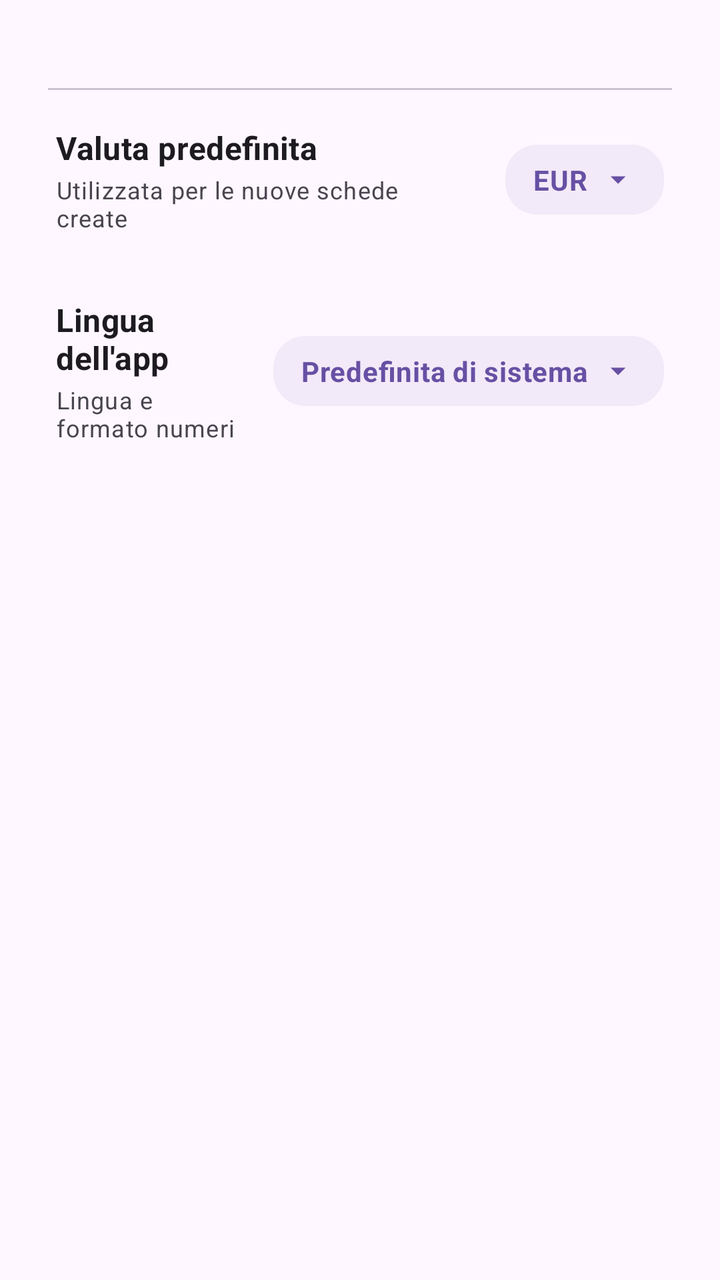
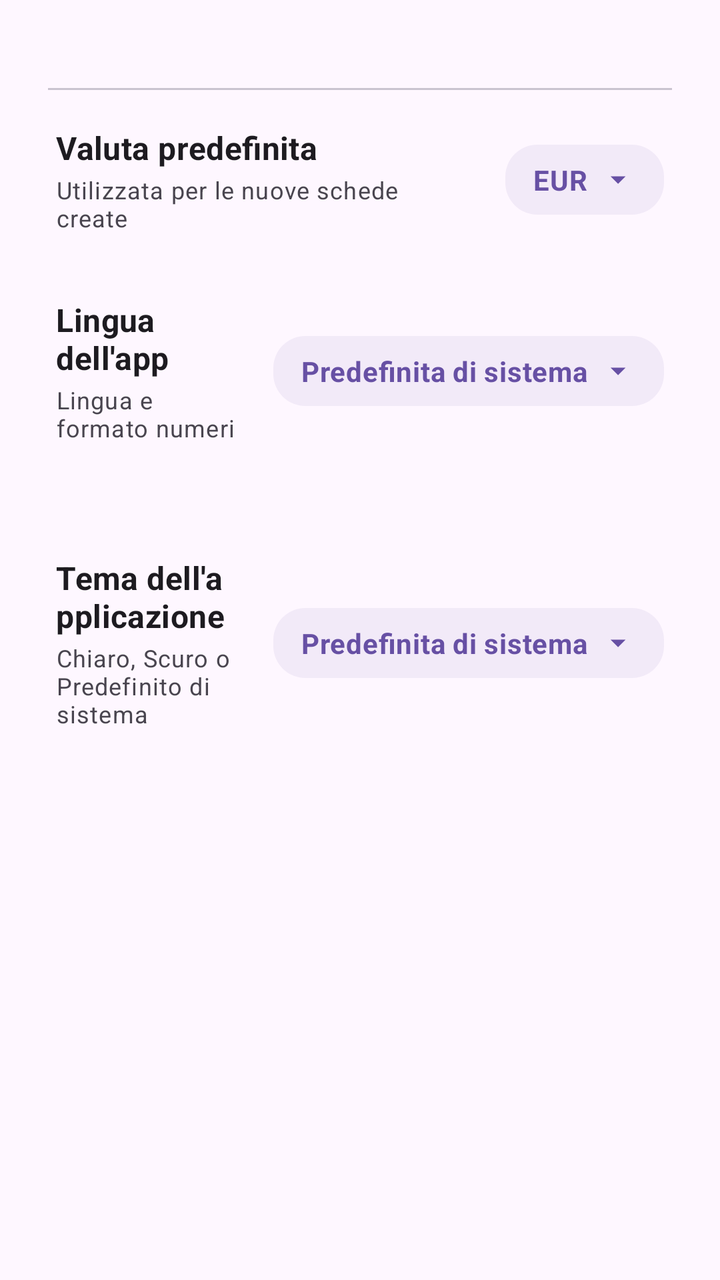

Two renders of the same Android screen: before a commit and after it. Below are the layout's source before the change and the commit's diff.
<!-- AndroidManifest.xml: application theme Theme.PariPariApp -->
<!-- res/layout/fragment_account.xml -->
<?xml version="1.0" encoding="utf-8"?>
<androidx.coordinatorlayout.widget.CoordinatorLayout
    xmlns:android="http://schemas.android.com/apk/res/android"
    xmlns:app="http://schemas.android.com/apk/res-auto"
    android:layout_width="match_parent"
    android:layout_height="match_parent">

    <androidx.core.widget.NestedScrollView
        android:layout_width="match_parent"
        android:layout_height="match_parent"
        android:fillViewport="true">

        <LinearLayout
            android:layout_width="match_parent"
            android:layout_height="wrap_content"
            android:orientation="vertical"
            android:paddingHorizontal="24dp"
            android:paddingTop="40dp"
            android:paddingBottom="24dp"
            android:gravity="top|center_horizontal">

            
            
            
            <LinearLayout
                android:id="@+id/layout_guest"
                android:layout_width="match_parent"
                android:layout_height="wrap_content"
                android:orientation="vertical"
                android:gravity="center_horizontal"
                android:visibility="gone">

                
                <com.google.android.material.card.MaterialCardView
                    android:layout_width="88dp"
                    android:layout_height="88dp"
                    android:layout_marginTop="8dp"
                    android:layout_marginBottom="12dp"
                    app:cardCornerRadius="44dp"
                    app:cardElevation="2dp">

                    <ImageView
                        android:layout_width="match_parent"
                        android:layout_height="match_parent"
                        android:scaleType="centerCrop"
                        android:src="@drawable/ic_account"
                        android:padding="18dp"
                        android:contentDescription="@string/cd_avatar_utente" />

                </com.google.android.material.card.MaterialCardView>

                <TextView
                    android:id="@+id/tv_guest_title"
                    android:layout_width="wrap_content"
                    android:layout_height="wrap_content"
                    android:text="@string/title_account_ospite"
                    android:textAppearance="@style/TextAppearance.MaterialComponents.Headline5"
                    android:textStyle="bold"
                    android:layout_marginBottom="6dp" />

                <TextView
                    android:layout_width="wrap_content"
                    android:layout_height="wrap_content"
                    android:text="@string/desc_account_ospite"
                    android:textAppearance="@style/TextAppearance.MaterialComponents.Body2"
                    android:gravity="center"
                    android:textColor="?android:attr/textColorSecondary"
                    android:layout_marginBottom="24dp" />

                
                <com.google.android.material.card.MaterialCardView
                    android:layout_width="match_parent"
                    android:layout_height="wrap_content"
                    android:layout_marginBottom="20dp"
                    app:cardCornerRadius="16dp"
                    app:cardElevation="3dp">

                    <LinearLayout
                        android:layout_width="match_parent"
                        android:layout_height="wrap_content"
                        android:orientation="vertical"
                        android:padding="20dp">

                        
                        <com.google.android.material.textfield.TextInputLayout
                            android:id="@+id/til_nome"
                            style="@style/Widget.MaterialComponents.TextInputLayout.OutlinedBox"
                            android:layout_width="match_parent"
                            android:layout_height="wrap_content"
                            android:hint="@string/hint_nome"
                            android:importantForAutofill="no"
                            android:layout_marginBottom="14dp">

                            <com.google.android.material.textfield.TextInputEditText
                                android:id="@+id/et_nome"
                                android:layout_width="match_parent"
                                android:layout_height="wrap_content"
                                android:inputType="textCapWords|textNoSuggestions"
                                android:importantForAutofill="no"
                                android:maxLines="1" />

                        </com.google.android.material.textfield.TextInputLayout>

                        
                        <com.google.android.material.textfield.TextInputLayout
                            android:id="@+id/til_email"
                            style="@style/Widget.MaterialComponents.TextInputLayout.OutlinedBox"
                            android:layout_width="match_parent"
                            android:layout_height="wrap_content"
                            android:hint="@string/hint_email"
                            android:layout_marginBottom="14dp">

                            <com.google.android.material.textfield.TextInputEditText
                                android:id="@+id/et_email"
                                android:layout_width="match_parent"
                                android:layout_height="wrap_content"
                                android:inputType="textEmailAddress"
                                android:maxLines="1" />

                        </com.google.android.material.textfield.TextInputLayout>

                        
                        <com.google.android.material.textfield.TextInputLayout
                            android:id="@+id/til_password"
                            style="@style/Widget.MaterialComponents.TextInputLayout.OutlinedBox"
                            android:layout_width="match_parent"
                            android:layout_height="wrap_content"
                            android:hint="@string/hint_password"
                            app:endIconMode="password_toggle"
                            android:layout_marginBottom="8dp">

                            <com.google.android.material.textfield.TextInputEditText
                                android:id="@+id/et_password"
                                android:layout_width="match_parent"
                                android:layout_height="wrap_content"
                                android:inputType="textPassword"
                                android:maxLines="1" />

                        </com.google.android.material.textfield.TextInputLayout>

                        
                        <TextView
                            android:id="@+id/tv_password_dimenticata"
                            android:layout_width="wrap_content"
                            android:layout_height="wrap_content"
                            android:layout_gravity="end"
                            android:text="@string/btn_password_dimenticata"
                            android:textAppearance="@style/TextAppearance.MaterialComponents.Caption"
                            android:textColor="?attr/colorPrimary"
                            android:textStyle="bold"
                            android:paddingVertical="4dp"
                            android:paddingHorizontal="4dp"
                            android:layout_marginBottom="16dp"
                            android:background="?attr/selectableItemBackgroundBorderless"
                            android:clickable="true"
                            android:focusable="true"
                            android:visibility="gone" />

                        
                        <ProgressBar
                            android:id="@+id/progress_bar_auth"
                            android:layout_width="wrap_content"
                            android:layout_height="wrap_content"
                            android:layout_gravity="center_horizontal"
                            android:layout_marginBottom="14dp"
                            android:visibility="gone" />

                        
                        <com.google.android.material.button.MaterialButton
                            android:id="@+id/btn_submit_auth"
                            android:layout_width="match_parent"
                            android:layout_height="wrap_content"
                            android:text="@string/btn_crea_account"
                            android:textAllCaps="false"
                            android:layout_marginBottom="8dp" />

                        
                        <com.google.android.material.button.MaterialButton
                            android:id="@+id/btn_switch_auth_mode"
                            style="@style/Widget.MaterialComponents.Button.TextButton"
                            android:layout_width="match_parent"
                            android:layout_height="wrap_content"
                            android:text="@string/switch_to_login"
                            android:textAllCaps="false" />

                    </LinearLayout>

                </com.google.android.material.card.MaterialCardView>

            </LinearLayout>

            
            
            
            <LinearLayout
                android:id="@+id/layout_logged_in"
                android:layout_width="match_parent"
                android:layout_height="wrap_content"
                android:orientation="vertical"
                android:gravity="center_horizontal"
                android:visibility="gone">

                
                <com.google.android.material.card.MaterialCardView
                    android:layout_width="96dp"
                    android:layout_height="96dp"
                    android:layout_marginTop="8dp"
                    android:layout_marginBottom="16dp"
                    app:cardCornerRadius="48dp"
                    app:cardElevation="3dp">

                    <ImageView
                        android:id="@+id/iv_avatar"
                        android:layout_width="match_parent"
                        android:layout_height="match_parent"
                        android:scaleType="centerCrop"
                        android:src="@drawable/ic_account"
                        android:padding="20dp"
                        android:contentDescription="@string/cd_avatar_utente" />

                </com.google.android.material.card.MaterialCardView>

                
                <TextView
                    android:id="@+id/tv_nome_utente"
                    android:layout_width="wrap_content"
                    android:layout_height="wrap_content"
                    android:text="@string/default_nome_utente"
                    android:textAppearance="@style/TextAppearance.MaterialComponents.Headline5"
                    android:textStyle="bold"
                    android:layout_marginBottom="4dp" />

                
                <LinearLayout
                    android:id="@+id/container_email_utente"
                    android:layout_width="wrap_content"
                    android:layout_height="wrap_content"
                    android:orientation="horizontal"
                    android:gravity="center_vertical"
                    android:background="?attr/selectableItemBackground"
                    android:clickable="true"
                    android:focusable="true"
                    android:paddingHorizontal="8dp"
                    android:paddingVertical="4dp"
                    android:layout_marginBottom="6dp">

                    <TextView
                        android:id="@+id/tv_email_utente"
                        android:layout_width="wrap_content"
                        android:layout_height="wrap_content"
                        android:text="@string/default_email_utente"
                        android:textAppearance="@style/TextAppearance.MaterialComponents.Body2"
                        android:textColor="?android:attr/textColorSecondary" />

                    <ImageView
                        android:layout_width="16dp"
                        android:layout_height="16dp"
                        android:layout_marginStart="6dp"
                        android:src="@drawable/ic_edit"
                        app:tint="?android:attr/textColorSecondary"
                        android:contentDescription="@string/cd_modifica_email" />

                </LinearLayout>

                
                <com.google.android.material.button.MaterialButton
                    android:id="@+id/btn_logout"
                    style="@style/Widget.MaterialComponents.Button.TextButton"
                    android:layout_width="wrap_content"
                    android:layout_height="wrap_content"
                    android:text="@string/btn_logout"
                    android:textAllCaps="false"
                    android:layout_marginBottom="12dp" />

            </LinearLayout>

            
            
            
            <com.google.android.material.divider.MaterialDivider
                android:layout_width="match_parent"
                android:layout_height="wrap_content"
                android:layout_marginTop="4dp"
                android:layout_marginBottom="4dp" />

            
            <LinearLayout
                android:id="@+id/row_verifica_email"
                android:layout_width="match_parent"
                android:layout_height="wrap_content"
                android:orientation="horizontal"
                android:gravity="center_vertical"
                android:background="?attr/selectableItemBackground"
                android:clickable="true"
                android:focusable="true"
                android:baselineAligned="false"
                android:paddingVertical="14dp"
                android:paddingHorizontal="4dp"
                android:visibility="gone">

                <LinearLayout
                    android:layout_width="0dp"
                    android:layout_height="wrap_content"
                    android:layout_weight="1"
                    android:orientation="vertical">

                    <TextView
                        android:layout_width="wrap_content"
                        android:layout_height="wrap_content"
                        android:text="@string/label_verifica_email"
                        android:textAppearance="@style/TextAppearance.MaterialComponents.Subtitle1"
                        android:textStyle="bold"
                        android:textColor="?android:attr/textColorPrimary" />

                    <TextView
                        android:id="@+id/tv_desc_verifica_email"
                        android:layout_width="wrap_content"
                        android:layout_height="wrap_content"
                        android:text="@string/desc_email_non_verificata"
                        android:textAppearance="@style/TextAppearance.MaterialComponents.Caption"
                        android:textColor="?android:attr/textColorSecondary"
                        android:layout_marginTop="2dp" />

                </LinearLayout>

                
                <com.google.android.material.card.MaterialCardView
                    android:id="@+id/card_badge_email"
                    android:layout_width="wrap_content"
                    android:layout_height="wrap_content"
                    android:layout_marginStart="16dp"
                    app:cardBackgroundColor="@color/warning_orange_bg"
                    app:cardCornerRadius="16dp"
                    app:cardElevation="0dp"
                    app:strokeWidth="0dp">

                    <LinearLayout
                        android:layout_width="wrap_content"
                        android:layout_height="wrap_content"
                        android:orientation="horizontal"
                        android:gravity="center_vertical"
                        android:paddingHorizontal="14dp"
                        android:paddingVertical="8dp">

                        <ImageView
                            android:id="@+id/iv_badge_email_icon"
                            android:layout_width="18dp"
                            android:layout_height="18dp"
                            android:src="@drawable/ic_warning_amber"
                            android:layout_marginEnd="6dp"
                            app:tint="@color/warning_orange"
                            android:contentDescription="@null" />

                        <TextView
                            android:id="@+id/tv_badge_email_testo"
                            android:layout_width="wrap_content"
                            android:layout_height="wrap_content"
                            android:text="@string/badge_non_verificata"
                            android:textAppearance="@style/TextAppearance.MaterialComponents.Body2"
                            android:textStyle="bold"
                            android:textColor="@color/warning_orange" />

                    </LinearLayout>

                </com.google.android.material.card.MaterialCardView>

            </LinearLayout>

            <com.google.android.material.divider.MaterialDivider
                android:id="@+id/divider_verifica_email"
                android:layout_width="match_parent"
                android:layout_height="wrap_content"
                android:layout_marginTop="4dp"
                android:layout_marginBottom="4dp"
                android:visibility="gone" />

            <LinearLayout
                android:id="@+id/row_valuta_predefinita"
                android:layout_width="match_parent"
                android:layout_height="wrap_content"
                android:orientation="horizontal"
                android:gravity="center_vertical"
                android:background="?attr/selectableItemBackground"
                android:clickable="true"
                android:focusable="true"
                android:paddingVertical="14dp"
                android:paddingHorizontal="4dp"
                android:layout_marginBottom="4dp">

                <LinearLayout
                    android:layout_width="0dp"
                    android:layout_height="wrap_content"
                    android:layout_weight="1"
                    android:orientation="vertical">

                    <TextView
                        android:layout_width="wrap_content"
                        android:layout_height="wrap_content"
                        android:text="@string/label_valuta_predefinita"
                        android:textAppearance="@style/TextAppearance.MaterialComponents.Subtitle1"
                        android:textStyle="bold"
                        android:textColor="?android:attr/textColorPrimary" />

                    <TextView
                        android:layout_width="wrap_content"
                        android:layout_height="wrap_content"
                        android:text="@string/hint_valuta_predefinita_desc"
                        android:textAppearance="@style/TextAppearance.MaterialComponents.Caption"
                        android:textColor="?android:attr/textColorSecondary"
                        android:layout_marginTop="2dp" />

                </LinearLayout>

                
                <LinearLayout
                    android:layout_width="wrap_content"
                    android:layout_height="wrap_content"
                    android:orientation="horizontal"
                    android:gravity="center_vertical"
                    android:background="@drawable/bg_pill_valuta"
                    android:paddingVertical="8dp"
                    android:paddingHorizontal="14dp"
                    android:layout_marginStart="16dp">

                    <TextView
                        android:id="@+id/tv_valuta_predefinita_valore"
                        android:layout_width="wrap_content"
                        android:layout_height="wrap_content"
                        android:text="EUR"
                        android:textAppearance="@style/TextAppearance.MaterialComponents.Body2"
                        android:textColor="?attr/colorPrimary"
                        android:textStyle="bold" />

                    <ImageView
                        android:layout_width="18dp"
                        android:layout_height="18dp"
                        android:layout_marginStart="6dp"
                        android:src="@drawable/ic_arrow_drop_down"
                        app:tint="?attr/colorPrimary"
                        android:contentDescription="@null" />

                </LinearLayout>

            </LinearLayout>

            
            <LinearLayout
                android:id="@+id/row_lingua_app"
                android:layout_width="match_parent"
                android:layout_height="wrap_content"
                android:orientation="horizontal"
                android:gravity="center_vertical"
                android:background="?attr/selectableItemBackground"
                android:clickable="true"
                android:focusable="true"
                android:paddingVertical="14dp"
                android:paddingHorizontal="4dp"
                android:layout_marginBottom="28dp">

                <LinearLayout
                    android:layout_width="0dp"
                    android:layout_height="wrap_content"
                    android:layout_weight="1"
                    android:orientation="vertical">

                    <TextView
                        android:layout_width="wrap_content"
                        android:layout_height="wrap_content"
                        android:text="@string/label_lingua_app"
                        android:textAppearance="@style/TextAppearance.MaterialComponents.Subtitle1"
                        android:textStyle="bold"
                        android:textColor="?android:attr/textColorPrimary" />

                    <TextView
                        android:layout_width="wrap_content"
                        android:layout_height="wrap_content"
                        android:text="@string/hint_lingua_app_desc"
                        android:textAppearance="@style/TextAppearance.MaterialComponents.Caption"
                        android:textColor="?android:attr/textColorSecondary"
                        android:layout_marginTop="2dp" />

                </LinearLayout>

                
                <LinearLayout
                    android:layout_width="wrap_content"
                    android:layout_height="wrap_content"
                    android:orientation="horizontal"
                    android:gravity="center_vertical"
                    android:background="@drawable/bg_pill_valuta"
                    android:paddingVertical="8dp"
                    android:paddingHorizontal="14dp"
                    android:layout_marginStart="16dp">

                    <TextView
                        android:id="@+id/tv_lingua_app_valore"
                        android:layout_width="wrap_content"
                        android:layout_height="wrap_content"
                        android:text="@string/lingua_sistema"
                        android:textAppearance="@style/TextAppearance.MaterialComponents.Body2"
                        android:textColor="?attr/colorPrimary"
                        android:textStyle="bold" />

                    <ImageView
                        android:layout_width="18dp"
                        android:layout_height="18dp"
                        android:layout_marginStart="6dp"
                        android:src="@drawable/ic_arrow_drop_down"
                        app:tint="?attr/colorPrimary"
                        android:contentDescription="@null" />

                </LinearLayout>

            </LinearLayout>

        </LinearLayout>

    </androidx.core.widget.NestedScrollView>

</androidx.coordinatorlayout.widget.CoordinatorLayout>
<!-- resources referenced by this layout -->
<resources>
  <color name="warning_orange">#F57C00</color>
  <color name="warning_orange_bg">#FFF3E0</color>
  <!-- drawable bg_pill_valuta (drawable) -->
  <?xml version="1.0" encoding="utf-8"?>
  <ripple xmlns:android="http://schemas.android.com/apk/res/android"
      android:color="?attr/colorControlHighlight">
      <item>
          <shape android:shape="rectangle">
              <corners android:radius="16dp" />
              <solid android:color="#146750A4" />
          </shape>
      </item>
  </ripple>
  <!-- drawable ic_account (drawable) -->
  <vector xmlns:android="http://schemas.android.com/apk/res/android"
      android:width="24dp"
      android:height="24dp"
      android:viewportWidth="24"
      android:viewportHeight="24">
      <path
          android:fillColor="@android:color/black"
          android:pathData="M12,12c2.21,0 4,-1.79 4,-4s-1.79,-4 -4,-4 -4,1.79 -4,4 1.79,4 4,4zM12,14c-2.67,0 -8,1.34 -8,4v2h16v-2c0,-2.66 -5.33,-4 -8,-4z"/>
  </vector>
  <!-- drawable ic_arrow_drop_down (drawable) -->
  <vector xmlns:android="http://schemas.android.com/apk/res/android"
      android:width="24dp"
      android:height="24dp"
      android:viewportWidth="24"
      android:viewportHeight="24">
      <path
          android:fillColor="@android:color/black"
          android:pathData="M7,10l5,5 5,-5z" />
  </vector>
  <!-- drawable ic_warning_amber (drawable) -->
  <vector xmlns:android="http://schemas.android.com/apk/res/android"
      android:width="20dp"
      android:height="20dp"
      android:viewportWidth="24"
      android:viewportHeight="24">
      <path
          android:fillColor="@color/warning_orange"
          android:pathData="M12,2C6.48,2 2,6.48 2,12s4.48,10 10,10 10,-4.48 10,-10S17.52,2 12,2zM13,17h-2v-2h2v2zM13,13h-2V7h2v6z" />
  </vector>
  <string name="badge_non_verificata">Non verificata</string>
  <string name="btn_crea_account">Crea Account</string>
  <string name="btn_logout">Disconnetti</string>
  <string name="btn_password_dimenticata">Password dimenticata?</string>
  <string name="cd_avatar_utente">Avatar utente</string>
  <string name="cd_modifica_email">Modifica indirizzo email</string>
  <string name="default_email_utente">email@esempio.com</string>
  <string name="default_nome_utente">Nome Utente</string>
  <string name="desc_account_ospite">Registrati o accedi per salvare e sincronizzare tutte le tue spese sul cloud con i tuoi amici.</string>
  <string name="desc_email_non_verificata">Tocca per verificare o reinviare il link</string>
  <string name="hint_email">Email</string>
  <string name="hint_lingua_app_desc">Lingua e formato numeri</string>
  <string name="hint_nome">Nome</string>
  <string name="hint_password">Password</string>
  <string name="hint_valuta_predefinita_desc">Utilizzata per le nuove schede create</string>
  <string name="label_lingua_app">Lingua dell\'app</string>
  <string name="label_valuta_predefinita">Valuta predefinita</string>
  <string name="label_verifica_email">Verifica email</string>
  <string name="lingua_sistema">Predefinita di sistema</string>
  <string name="switch_to_login">Hai già un account? Accedi</string>
  <string name="title_account_ospite">Account ospite</string>
  <style name="Theme.PariPariApp" parent="Base.Theme.PariPariApp" />
  <style name="Base.Theme.PariPariApp" parent="Theme.Material3.DayNight.NoActionBar">
          
          
      </style>
  <!-- unchanged entries left out for length: 1 -->
</resources>

<!-- the commit's change to res/layout/fragment_account.xml (unified diff, before → after) -->
@@ -513,6 +513,76 @@
 
             </LinearLayout>
 
+            
+            <LinearLayout
+                android:id="@+id/row_tema_app"
+                android:layout_width="match_parent"
+                android:layout_height="wrap_content"
+                android:orientation="horizontal"
+                android:gravity="center_vertical"
+                android:background="?attr/selectableItemBackground"
+                android:clickable="true"
+                android:focusable="true"
+                android:paddingVertical="14dp"
+                android:paddingHorizontal="4dp"
+                android:layout_marginBottom="28dp">
+
+                <LinearLayout
+                    android:layout_width="0dp"
+                    android:layout_height="wrap_content"
+                    android:layout_weight="1"
+                    android:orientation="vertical">
+
+                    <TextView
+                        android:layout_width="wrap_content"
+                        android:layout_height="wrap_content"
+                        android:text="@string/label_tema_app"
+                        android:textAppearance="@style/TextAppearance.MaterialComponents.Subtitle1"
+                        android:textStyle="bold"
+                        android:textColor="?android:attr/textColorPrimary" />
+
+                    <TextView
+                        android:layout_width="wrap_content"
+                        android:layout_height="wrap_content"
+                        android:text="@string/hint_tema_app_desc"
+                        android:textAppearance="@style/TextAppearance.MaterialComponents.Caption"
+                        android:textColor="?android:attr/textColorSecondary"
+                        android:layout_marginTop="2dp" />
+
+                </LinearLayout>
+
+                
+                <LinearLayout
+                    android:layout_width="wrap_content"
+                    android:layout_height="wrap_content"
+                    android:orientation="horizontal"
+                    android:gravity="center_vertical"
+                    android:background="@drawable/bg_pill_valuta"
+                    android:paddingVertical="8dp"
+                    android:paddingHorizontal="14dp"
+                    android:layout_marginStart="16dp">
+
+                    <TextView
+                        android:id="@+id/tv_tema_app_valore"
+                        android:layout_width="wrap_content"
+                        android:layout_height="wrap_content"
+                        android:text="@string/tema_sistema"
+                        android:textAppearance="@style/TextAppearance.MaterialComponents.Body2"
+                        android:textColor="?attr/colorPrimary"
+                        android:textStyle="bold" />
+
+                    <ImageView
+                        android:layout_width="18dp"
+                        android:layout_height="18dp"
+                        android:layout_marginStart="6dp"
+                        android:src="@drawable/ic_arrow_drop_down"
+                        app:tint="?attr/colorPrimary"
+                        android:contentDescription="@null" />
+
+                </LinearLayout>
+
+            </LinearLayout>
+
         </LinearLayout>
 
     </androidx.core.widget.NestedScrollView>
<!-- resource entries referenced after the edit -->
@@ -57,12 +57,15 @@
   <string name="hint_lingua_app_desc">Lingua e formato numeri</string>
   <string name="hint_nome">Nome</string>
   <string name="hint_password">Password</string>
+  <string name="hint_tema_app_desc">Chiaro, Scuro o Predefinito di sistema</string>
   <string name="hint_valuta_predefinita_desc">Utilizzata per le nuove schede create</string>
   <string name="label_lingua_app">Lingua dell\'app</string>
+  <string name="label_tema_app">Tema dell\'applicazione</string>
   <string name="label_valuta_predefinita">Valuta predefinita</string>
   <string name="label_verifica_email">Verifica email</string>
   <string name="lingua_sistema">Predefinita di sistema</string>
   <string name="switch_to_login">Hai già un account? Accedi</string>
+  <string name="tema_sistema">Predefinita di sistema</string>
   <string name="title_account_ospite">Account ospite</string>
   <style name="Theme.PariPariApp" parent="Base.Theme.PariPariApp" />
   <style name="Base.Theme.PariPariApp" parent="Theme.Material3.DayNight.NoActionBar">
